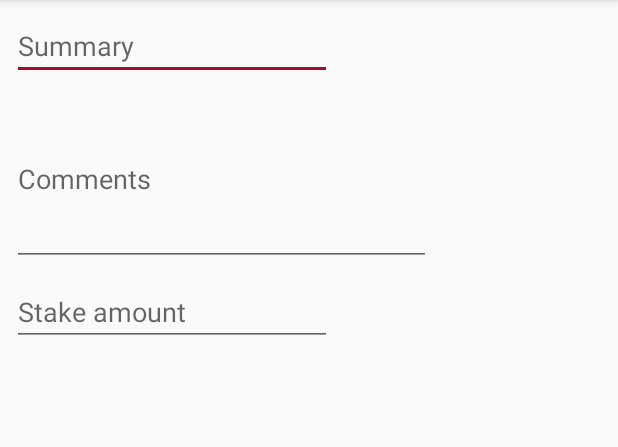
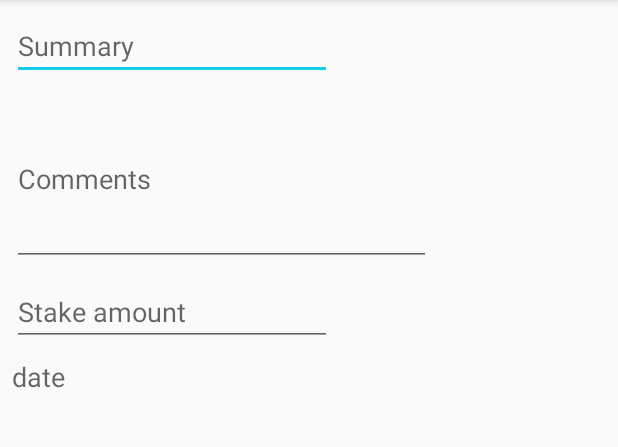
Before and after one commit to Hestvik-Dymbe/bookish-tribble, an Android app: the screen it shows after launch (add_task before the commit, AddTask after it), after a tap on an icon or button, on a phone screen of 412 x 824 dp, the part 84-531 px from its top. Run offline under Robolectric (Android 15) with nearby library versions, the phone set to English and light mode, and no system bars.

```diff
--- a/Appeen/app/src/main/AndroidManifest.xml
+++ b/Appeen/app/src/main/AndroidManifest.xml
@@ -19,7 +19,7 @@
                 <category android:name="android.intent.category.LAUNCHER" />
             </intent-filter>
         </activity>
-        <activity android:name=".add_task"></activity>
+        <activity android:name=".AddTask"></activity>
     </application>
 
 </manifest>
--- /dev/null
+++ b/Appeen/app/src/main/java/sander/appeen/AddTask.java
@@ -0,0 +1,59 @@
+package sander.appeen;
+
+import android.app.DatePickerDialog;
+import android.graphics.Color;
+import android.graphics.drawable.ColorDrawable;
+import android.os.Bundle;
+import android.support.v7.app.AppCompatActivity;
+import android.util.Log;
+import android.view.View;
+import android.widget.DatePicker;
+import android.widget.TextView;
+
+import java.util.Calendar;
+
+public class AddTask extends AppCompatActivity {
+
+
+    private static final String TAG = "AddTask";
+    private TextView mDisplayDate;
+    private DatePickerDialog.OnDateSetListener mDateSetListener;
+
+    @Override
+    protected void onCreate(Bundle savedInstanceState) {
+        super.onCreate(savedInstanceState);
+        setContentView(R.layout.activity_add_task);
+
+        mDisplayDate = (TextView) findViewById(R.id.dateView);
+        mDisplayDate.setOnClickListener(new View.OnClickListener() {
+            @Override
+            public void onClick(View view) {
+                Calendar cal = Calendar.getInstance();
+                int year = cal.get(Calendar.YEAR);
+                int month = cal.get(Calendar.MONTH);
+                int day = cal.get(Calendar.DAY_OF_MONTH);
+
+                DatePickerDialog dialog = new DatePickerDialog(
+                        AddTask.this,
+                        android.R.style.Theme_Holo_Light_Dialog_MinWidth,
+                        mDateSetListener,
+                        year,month,day);
+                dialog.getWindow().setBackgroundDrawable(new ColorDrawable(Color.TRANSPARENT));
+                dialog.show();
+            }
+        });
+
+        mDateSetListener = new DatePickerDialog.OnDateSetListener() {
+            @Override
+            public void onDateSet(DatePicker datePicker, int year, int month, int day) {
+                month = month + 1;
+                Log.d(TAG, "onDateSet: mm/dd/yyy: " + month + "/" + day + "/" + year);
+
+                String date = day + "/" + month + "/" + year;
+                mDisplayDate.setText(date);
+            }
+        };
+    }
+
+
+}
--- a/Appeen/app/src/main/java/sander/appeen/MainActivity.java
+++ b/Appeen/app/src/main/java/sander/appeen/MainActivity.java
@@ -24,7 +24,7 @@ public class MainActivity extends AppCompatActivity {
         fab.setOnClickListener(new View.OnClickListener() {
             @Override
             public void onClick(View view) {
-                Intent addTaskIntent = new Intent(MainActivity.this, add_task.class);
+                Intent addTaskIntent = new Intent(MainActivity.this, AddTask.class);
 
                 // Start the new activity
                 startActivity(addTaskIntent);
--- a/Appeen/app/src/main/java/sander/appeen/add_task.java
+++ /dev/null
@@ -1,13 +0,0 @@
-package sander.appeen;
-
-import android.support.v7.app.AppCompatActivity;
-import android.os.Bundle;
-
-public class add_task extends AppCompatActivity {
-
-    @Override
-    protected void onCreate(Bundle savedInstanceState) {
-        super.onCreate(savedInstanceState);
-        setContentView(R.layout.activity_add_task);
-    }
-}
--- a/Appeen/app/src/main/res/layout/activity_add_task.xml
+++ b/Appeen/app/src/main/res/layout/activity_add_task.xml
@@ -4,7 +4,7 @@
     xmlns:tools="http://schemas.android.com/tools"
     android:layout_width="match_parent"
     android:layout_height="match_parent"
-    tools:context="sander.appeen.add_task">
+    tools:context="sander.appeen.AddTask">
 
 
     <EditText
@@ -43,4 +43,31 @@
         app:layout_constraintStart_toStartOf="parent"
         app:layout_constraintTop_toBottomOf="@+id/editText3" />
 
+    <TextView
+        android:id="@+id/dateView"
+        android:layout_width="121dp"
+        android:layout_height="31dp"
+        android:layout_marginStart="8dp"
+        android:layout_marginTop="8dp"
+        android:clickable="true"
+        android:editable="false"
+        android:hint="date"
+        android:textSize="18sp"
+        app:layout_constraintStart_toStartOf="parent"
+        app:layout_constraintTop_toBottomOf="@+id/editText4" />
+
+    <!--TextView
+        android:id="@+id/timeView"
+        android:layout_width="121dp"
+        android:layout_height="31dp"
+        android:layout_marginStart="8dp"
+        android:layout_marginTop="8dp"
+        android:clickable="true"
+        android:editable="false"
+        android:hint="time"
+        android:textSize="18sp"
+        app:layout_constraintStart_toStartOf="parent"
+        app:layout_constraintTop_toBottomOf="@id/dateView" /-->
+
+
 </android.support.constraint.ConstraintLayout>
--- a/Appeen/app/src/main/res/values/colors.xml
+++ b/Appeen/app/src/main/res/values/colors.xml
@@ -2,5 +2,5 @@
 <resources>
     <color name="colorPrimary">#3F51B5</color>
     <color name="colorPrimaryDark">#303F9F</color>
-    <color name="colorAccent">#a30d28</color>
+    <color name="colorAccent">#15ccec</color>
 </resources>
```
